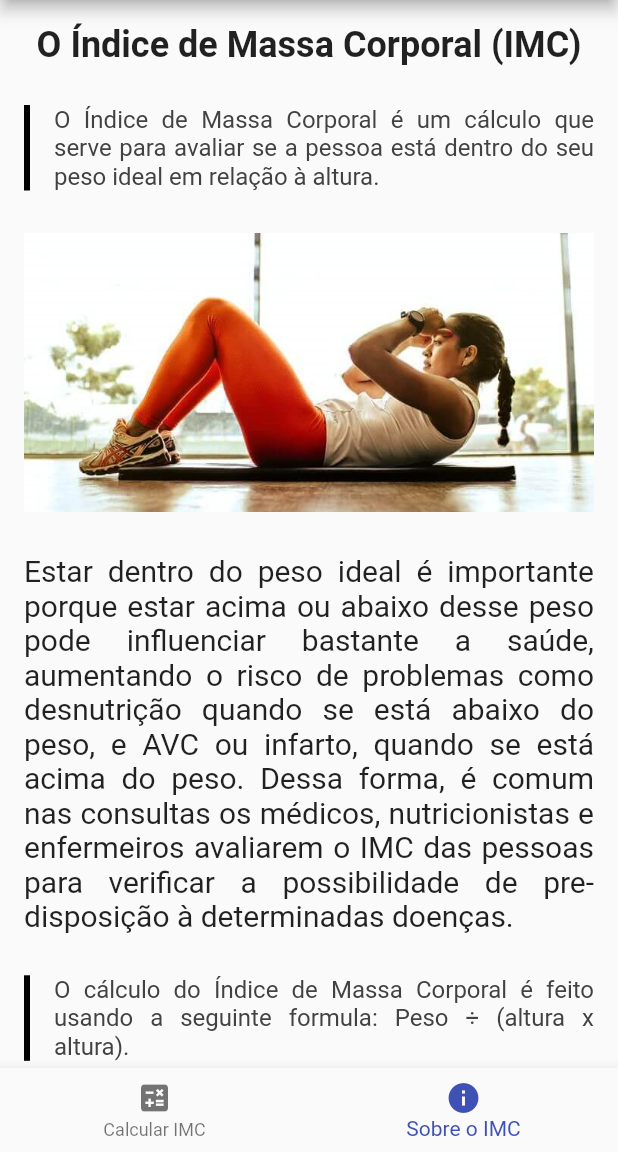
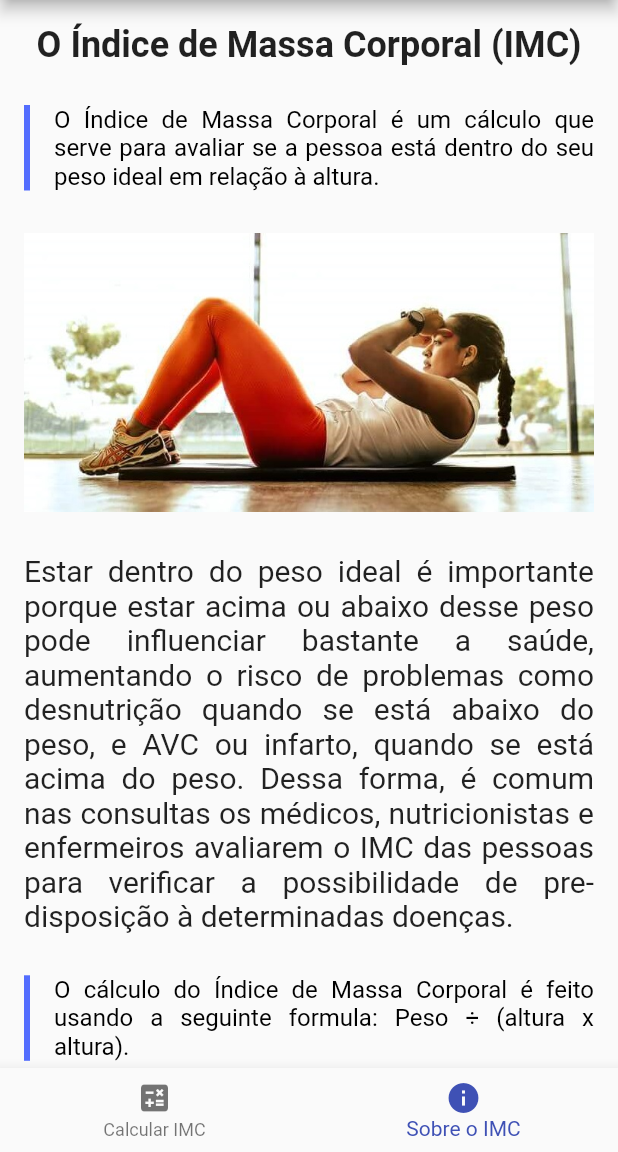
Before and after one commit to Gabriel-S-Souza/imc_calculator_with_flutter, a Flutter app: the screen it shows after launch, swiped to page 2, on a phone screen of 412 x 824 dp, the part 84-1236 px from its top. Run offline on Flutter 3.47's test engine with Material 2 defaults, Android fonts, the phone set to English and light mode, and no system bars.

Commit message:
set the custom_left_border_text color

```diff
--- a/lib/widgets/custom_left_border_text.dart
+++ b/lib/widgets/custom_left_border_text.dart
@@ -12,11 +12,10 @@ class CustomLeftBorderText extends StatelessWidget {
   Widget build(BuildContext context) {
     return Container(
       margin: const EdgeInsets.only(top: 14, bottom: 14),
-      decoration: BoxDecoration(
+      decoration: const BoxDecoration(
           border: Border(
               left: BorderSide(
-          //TODO: Descomentar ou apagar a cor deste paragrafo
-        // color: Colors.deepPurple[200]!,
+        color: Color.fromRGBO(83, 109, 254, 100),
         width: 4,
       ))),
       child: Padding(
@@ -24,9 +23,9 @@ class CustomLeftBorderText extends StatelessWidget {
         child: Text(
           text,
           textAlign: TextAlign.justify,
-          style: TextStyle(
+          style: const TextStyle(
             fontSize: 16,
-            color: Colors.grey[800],
+            color: Color.fromRGBO(0, 0, 0, 86),
           ),
         ),
       ),
```
